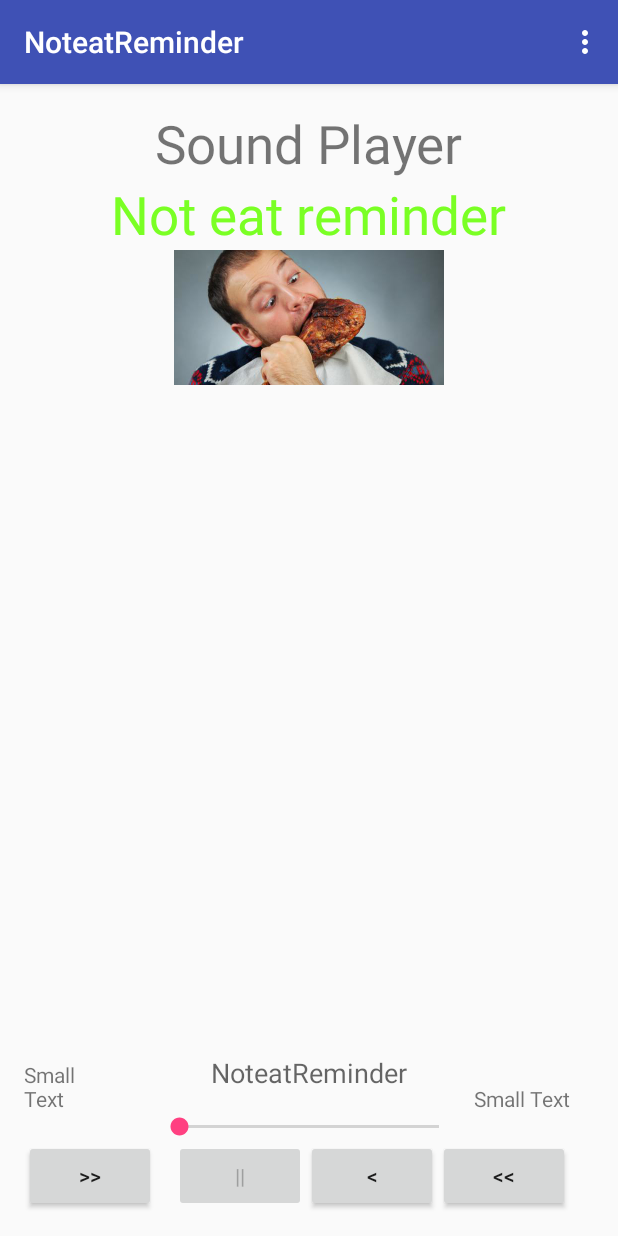
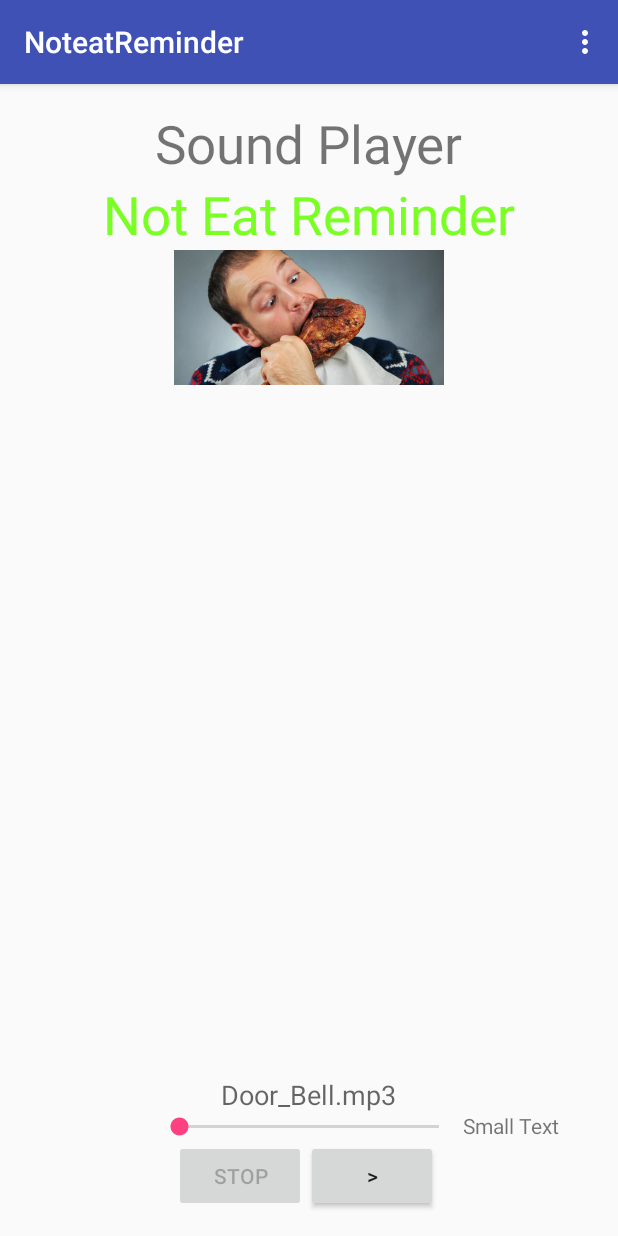
Before and after one commit to rezamars/NoteatReminder, an Android app: the screen it shows after launch (MainActivity), on a phone screen of 412 x 824 dp. Run offline under Robolectric (Android 15) with nearby library versions, the phone set to English and light mode, and no system bars.

Commit message:
Now able to play sound and stop playing.

```diff
--- a/app/build.gradle
+++ b/app/build.gradle
@@ -2,7 +2,7 @@ apply plugin: 'com.android.application'
 
 android {
     compileSdkVersion 26
-    buildToolsVersion "25.0.0"
+    //buildToolsVersion "25.0.0"
     defaultConfig {
         applicationId "com.example.reza.noteatreminder"
         minSdkVersion 14
--- a/app/src/main/java/com/example/reza/noteatreminder/MainActivityFragment.java
+++ b/app/src/main/java/com/example/reza/noteatreminder/MainActivityFragment.java
@@ -1,6 +1,7 @@
 package com.example.reza.noteatreminder;
 
 import android.content.Context;
+import android.media.AudioManager;
 import android.media.MediaPlayer;
 import android.os.Handler;
 import android.support.v4.app.Fragment;
@@ -23,7 +24,8 @@ import java.util.concurrent.TimeUnit;
  */
 public class MainActivityFragment extends Fragment {
 
-    private Button b1,b2,b3,b4;
+    //private Button b1,b2,b3,b4;
+    private Button b2,b3;
     private ImageView iv;
     private MediaPlayer mediaPlayer; //Mediaplayer
 
@@ -34,7 +36,7 @@ public class MainActivityFragment extends Fragment {
     private int forwardTime = 5000;
     private int backwardTime = 5000;
     private SeekBar seekbar;
-    private TextView tx1,tx2,tx3;
+    private TextView tx3, tx4;
     private int oneTimeOnly = 0;
 
     public MainActivityFragment() {
@@ -46,18 +48,26 @@ public class MainActivityFragment extends Fragment {
 
         View rootView = inflater.inflate(R.layout.fragment_main,container,false);
 
-        b1 =  rootView.findViewById(R.id.button);
+        //b1 =  rootView.findViewById(R.id.button);
         b2 =  rootView.findViewById(R.id.button2);
         b3 =  rootView.findViewById(R.id.button3);
-        b4 =  rootView.findViewById(R.id.button4);
+        //b4 =  rootView.findViewById(R.id.button4);
         iv =  rootView.findViewById(R.id.imageView);
 
-        tx1 =  rootView.findViewById(R.id.textView2);
-        tx2 =  rootView.findViewById(R.id.textView3);
-        tx3 =  rootView.findViewById(R.id.textView4);
-        tx3.setText(R.string.app_name);
+        //tx1 =  rootView.findViewById(R.id.textView2);
+        tx3 =  rootView.findViewById(R.id.textView3);
+        tx4 =  rootView.findViewById(R.id.textView4);
+        //tx3.setText(R.string.bell);
 
         mediaPlayer = MediaPlayer.create(MainActivityFragment.super.getActivity(), R.raw.door_bell);
+        AudioManager audioManager = (AudioManager) getContext().getSystemService(Context.AUDIO_SERVICE);
+        try{
+            audioManager.setStreamVolume(AudioManager.STREAM_MUSIC, 10, 0);
+        }
+        catch (Exception e){
+            System.out.print("NullPointerException caught" + e.getMessage());
+        }
+
         seekbar =  rootView.findViewById(R.id.seekBar);
         seekbar.setClickable(false);
         b2.setEnabled(false);
@@ -74,17 +84,20 @@ public class MainActivityFragment extends Fragment {
 
                 if (oneTimeOnly == 0) {
                     seekbar.setMax((int) finalTime);
+                    System.out.println("Finaltime is = " + finalTime);
                     oneTimeOnly = 1;
                 }
 
+                /*
                 tx2.setText(String.format(Locale.getDefault(),"%d min, %d sec",
                         TimeUnit.MILLISECONDS.toMinutes((long) finalTime),
                         TimeUnit.MILLISECONDS.toSeconds((long) finalTime) -
                                 TimeUnit.MINUTES.toSeconds(TimeUnit.MILLISECONDS.toMinutes((long)
                                         finalTime)))
                 );
+                */
 
-                tx1.setText(String.format(Locale.getDefault(),"%d min, %d sec",
+                tx3.setText(String.format(Locale.getDefault(),"%d min, %d sec",
                         TimeUnit.MILLISECONDS.toMinutes((long) startTime),
                         TimeUnit.MILLISECONDS.toSeconds((long) startTime) -
                                 TimeUnit.MINUTES.toSeconds(TimeUnit.MILLISECONDS.toMinutes((long)
@@ -101,14 +114,18 @@ public class MainActivityFragment extends Fragment {
         b2.setOnClickListener(new View.OnClickListener() {
             @Override
             public void onClick(View v) {
-                Toast.makeText(MainActivityFragment.super.getContext(), "Pausing sound"
-                        ,Toast.LENGTH_SHORT).show();
+                //Toast.makeText(MainActivityFragment.super.getContext(), "Pausing sound"
+                  //      ,Toast.LENGTH_SHORT).show();
                 mediaPlayer.pause();
+                mediaPlayer.seekTo(0);
+                //seekbar.setProgress(0);
+
                 b2.setEnabled(false);
                 b3.setEnabled(true);
             }
         });
 
+        /*
         b1.setOnClickListener(new View.OnClickListener() {
             @Override
             public void onClick(View v) {
@@ -142,14 +159,18 @@ public class MainActivityFragment extends Fragment {
                 }
             }
         });
+        */
 
         return rootView;
     }
 
+    int roundedCurrentTime;
+    int roundedFinalTime;
+
     private Runnable UpdateSongTime = new Runnable() {
         public void run() {
             startTime = mediaPlayer.getCurrentPosition();
-            tx1.setText(String.format(Locale.getDefault(),"%d min, %d sec",
+            tx3.setText(String.format(Locale.getDefault(),"%d min, %d sec",
                     TimeUnit.MILLISECONDS.toMinutes((long) startTime),
                     TimeUnit.MILLISECONDS.toSeconds((long) startTime) -
                             TimeUnit.MINUTES.toSeconds(TimeUnit.MILLISECONDS.
@@ -157,6 +178,20 @@ public class MainActivityFragment extends Fragment {
             );
             seekbar.setProgress((int)startTime);
             myHandler.postDelayed(this, 100);
+            roundedCurrentTime = (mediaPlayer.getCurrentPosition()/1000);
+            roundedFinalTime = (int) (finalTime/1000);
+            //System.out.println("Rounded: " + roundedCurrentTime + "," + roundedFinalTime);
+            if(roundedCurrentTime == roundedFinalTime){
+
+                b2.setEnabled(false);
+                b3.setEnabled(true);
+                mediaPlayer.seekTo(0);
+                //roundedCurrentTime = 0;
+                //seekbar.setProgress(0);
+                System.out.println("In the if!!!!");
+                //startTime = 0;
+
+            }
         }
     };
 
--- a/app/src/main/res/layout/fragment_main.xml
+++ b/app/src/main/res/layout/fragment_main.xml
@@ -1,7 +1,6 @@
 <?xml version="1.0" encoding="utf-8"?>
 <RelativeLayout xmlns:android="http://schemas.android.com/apk/res/android"
     xmlns:tools="http://schemas.android.com/tools"
-    xmlns:app="http://schemas.android.com/apk/res-auto"
     android:layout_width="match_parent"
     android:layout_height="match_parent"
     android:paddingLeft="16dp"
@@ -19,31 +18,33 @@
     tools:context="com.example.reza.noteatreminder.MainActivityFragment"
     tools:showIn="@layout/activity_main">
     -->
-    <TextView android:text="Sound Player" android:layout_width="wrap_content"
+    <TextView android:text="@string/sound_player" android:layout_width="wrap_content"
         android:layout_height="wrap_content"
-        android:id="@+id/textview"
-        android:textSize="35dp"
+        android:id="@+id/textview1"
+        android:textSize="35sp"
         android:layout_alignParentTop="true"
         android:layout_centerHorizontal="true" />
 
     <TextView
         android:layout_width="wrap_content"
         android:layout_height="wrap_content"
-        android:text="Not eat reminder"
-        android:id="@+id/textView"
-        android:layout_below="@+id/textview"
+        android:text="@string/headline"
+        android:id="@+id/textview2"
+        android:layout_below="@+id/textview1"
         android:layout_centerHorizontal="true"
         android:textColor="#ff7aff24"
-        android:textSize="35dp" />
+        android:textSize="35sp" />
 
     <ImageView
+        android:contentDescription="@string/desc"
         android:layout_width="wrap_content"
         android:layout_height="wrap_content"
         android:id="@+id/imageView"
-        android:layout_below="@+id/textView"
+        android:layout_below="@+id/textview2"
         android:layout_centerHorizontal="true"
         android:src="@mipmap/eating_beef_mutton"/>
 
+    <!--
     <Button
         android:layout_width="wrap_content"
         android:layout_height="wrap_content"
@@ -52,11 +53,11 @@
         android:layout_alignParentBottom="true"
         android:layout_alignParentLeft="true"
         android:layout_alignParentStart="true" />
-
+    -->
     <Button
         android:layout_width="wrap_content"
         android:layout_height="wrap_content"
-        android:text="@string/pause"
+        android:text="@string/stop"
         android:id="@+id/button2"
         android:layout_alignParentBottom="true"
         android:layout_alignLeft="@+id/imageView"
@@ -71,6 +72,7 @@
         android:layout_toRightOf="@+id/button2"
         android:layout_toEndOf="@+id/button2" />
 
+    <!--
     <Button
         android:layout_width="wrap_content"
         android:layout_height="wrap_content"
@@ -79,17 +81,19 @@
         android:layout_alignTop="@+id/button3"
         android:layout_toRightOf="@+id/button3"
         android:layout_toEndOf="@+id/button3" />
+        -->
 
     <SeekBar
         android:layout_width="wrap_content"
         android:layout_height="wrap_content"
         android:id="@+id/seekBar"
-        android:layout_alignLeft="@+id/textview"
-        android:layout_alignStart="@+id/textview"
-        android:layout_alignRight="@+id/textview"
-        android:layout_alignEnd="@+id/textview"
-        android:layout_above="@+id/button" />
+        android:layout_alignLeft="@+id/textview1"
+        android:layout_alignStart="@+id/textview1"
+        android:layout_alignRight="@+id/textview1"
+        android:layout_alignEnd="@+id/textview1"
+        android:layout_above="@+id/button3" />
 
+    <!--
     <TextView
         android:layout_width="wrap_content"
         android:layout_height="wrap_content"
@@ -99,6 +103,7 @@
         android:layout_above="@+id/seekBar"
         android:layout_toLeftOf="@+id/textView"
         android:layout_toStartOf="@+id/textView" />
+        -->
 
     <TextView
         android:layout_width="wrap_content"
@@ -106,18 +111,17 @@
         android:textAppearance="?android:attr/textAppearanceSmall"
         android:text="Small Text"
         android:id="@+id/textView3"
-        android:layout_above="@+id/seekBar"
-        android:layout_alignRight="@+id/button4"
-        android:layout_alignEnd="@+id/button4" />
+        android:layout_toRightOf="@id/seekBar"
+        android:layout_toEndOf="@id/seekBar"
+        android:layout_above="@+id/button3"/>
 
     <TextView
         android:layout_width="wrap_content"
         android:layout_height="wrap_content"
         android:textAppearance="?android:attr/textAppearanceMedium"
-        android:text="Medium Text"
+        android:text="@string/door_bell"
         android:id="@+id/textView4"
-        android:layout_alignBaseline="@+id/textView2"
-        android:layout_alignBottom="@+id/textView2"
+        android:layout_above="@id/seekBar"
         android:layout_centerHorizontal="true" />
 
 <!--</android.support.constraint.ConstraintLayout>-->
--- a/app/src/main/res/values/strings.xml
+++ b/app/src/main/res/values/strings.xml
@@ -3,9 +3,14 @@
     <string name="action_settings">Settings</string>
     <string name="play_button">Play</string>
 
-    <string name="back"><![CDATA[<]]></string>
+    <string name="door_bell">Door_Bell.mp3</string>
+    <string name="back"><![CDATA[>]]></string>
     <string name="rewind"><![CDATA[<<]]></string>
     <string name="forward"><![CDATA[>>]]></string>
-    <string name="pause">||</string>
+    <string name="stop">STOP</string>
+
+    <string name="sound_player">Sound Player</string>
+    <string name="headline">Not Eat Reminder</string>
+    <string name="desc">Not Eat Reminder - App</string>
 
 </resources>
```
